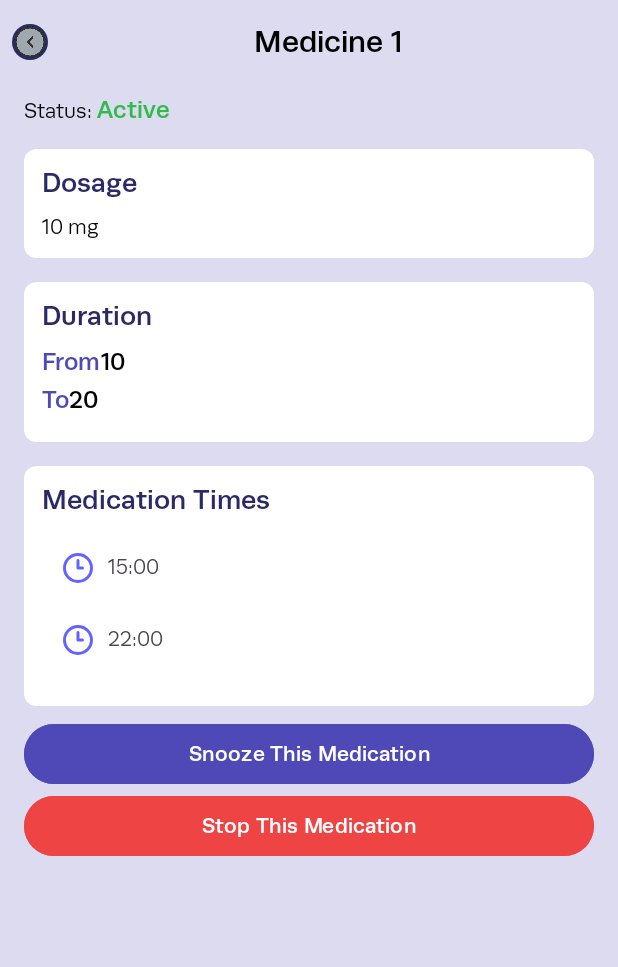
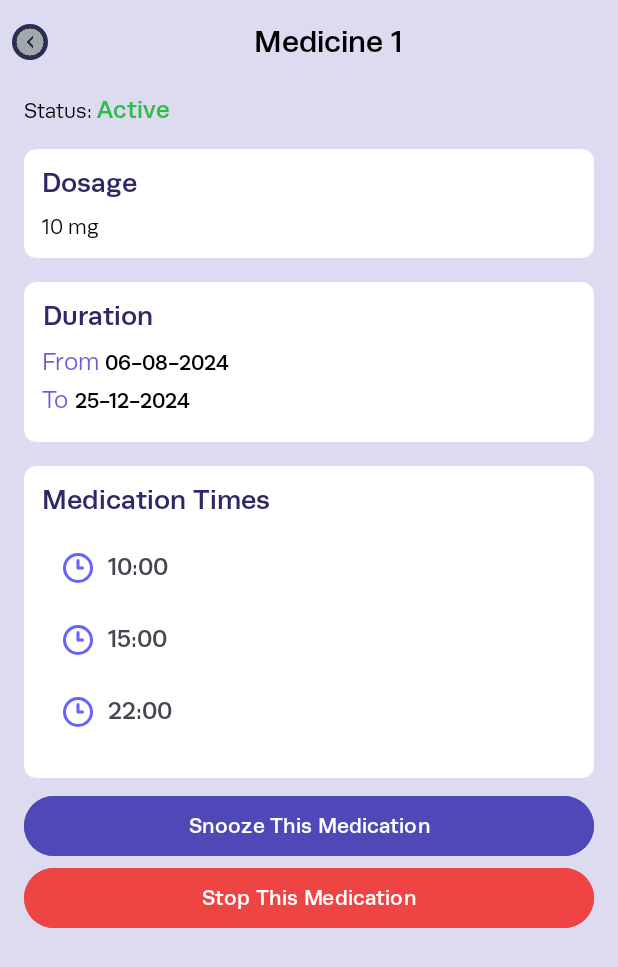
Before and after one commit to EvaPharma-Hackathon/Medicine-Reminder, an Android app: the screen it shows after launch (MainActivity), after a tap on "Medicine 1", on a phone screen of 412 x 824 dp. Shown: the top 967 px of the screen. Run offline under Robolectric (Android 15) with nearby library versions, the phone set to English and light mode, and no system bars; our stand-ins replace Dagger/Hilt's generated code; libraries missing offline, so code that uses them is left out: com.chuckerteam.chucker, es.dmoral.toasty; 8 statements that could not run were skipped.

Commit message:
fix some paddings and margins

```diff
--- a/app/src/main/java/com/evapharma/medicinereminder/features/medicine_reminder/data/mock/MockDataManager.kt
+++ b/app/src/main/java/com/evapharma/medicinereminder/features/medicine_reminder/data/mock/MockDataManager.kt
@@ -16,12 +16,12 @@ object MockDataManager {
                 id = 1,
                 name = "Medicine 1",
                 status = Status.ACTIVE,
-                time = listOf("15:00", "22:00"),
+                time = listOf("10:00" , "15:00", "22:00"),
                 direction = "",
                 isChronic = false,
                 dosage = "10 mg",
-                durationFrom = "10",
-                durationTo = "20",
+                durationFrom = "06-08-2024",
+                durationTo = "25-12-2024",
                 periodType = PeriodType.DAY,
                 frequencyType = FrequencyType.DAILY,
                 frequency = 2,
@@ -40,8 +40,8 @@ object MockDataManager {
                 durationFrom = "",
                 durationTo = "",
                 periodType = PeriodType.DAY,
-                frequencyType = FrequencyType.WEEKLY,
-                frequency = 1,
+                frequencyType = FrequencyType.DAILY,
+                frequency = 4,
                 unit = "mg",
                 titration = "",
                 period = 18,
@@ -54,8 +54,8 @@ object MockDataManager {
                 direction = "",
                 isChronic = true,
                 dosage = "10 mg",
-                durationFrom = "10",
-                durationTo = "20",
+                durationFrom = "10-07-2024",
+                durationTo = "10-09-2024",
                 periodType = PeriodType.DAY,
                 frequencyType = FrequencyType.WEEKLY,
                 frequency = 1,
--- a/app/src/main/java/com/evapharma/medicinereminder/features/medicine_reminder/data/model/Status.kt
+++ b/app/src/main/java/com/evapharma/medicinereminder/features/medicine_reminder/data/model/Status.kt
@@ -5,8 +5,8 @@ import com.evapharma.medicinereminder.R
 // apiName is the name when communicating with the server
 enum class Status(val apiName: String, val color: Int) {
     ACTIVE(apiName = "Active", color = R.color.success),
-    INACTIVE(apiName = "Inactive", color = R.color.black),
-    SNOOZED(apiName = "Snoozed", color = R.color.top_bar),
+    INACTIVE(apiName = "InActive", color = R.color.black),
+    SNOOZED(apiName = "Snoozed", color = R.color.facebook),
     EXPIRED(apiName = "Expired", color = R.color.hint),
     STOPPED(apiName = "Stopped", color = R.color.error);
 
--- a/app/src/main/res/layout/duration_card.xml
+++ b/app/src/main/res/layout/duration_card.xml
@@ -25,6 +25,7 @@
                 android:layout_width="wrap_content"
                 android:layout_height="wrap_content"
                 android:text="Duration"
+                android:gravity="center"
                 android:textColor="@color/primary_color"
                 android:layout_marginBottom="@dimen/margin_10"
                 android:textSize="18sp"
@@ -40,10 +41,11 @@
                 <TextView
                     android:layout_width="wrap_content"
                     android:layout_height="wrap_content"
+                    android:layout_marginRight="@dimen/margin_4"
                     android:text="From"
-                    android:textColor="@color/primary_variant"
+                    android:textColor="@color/primary_shade_400"
                     android:textSize="16sp"
-                    android:textStyle="bold" />
+                    />
 
                 <TextView
                     android:id="@+id/DurationFrom"
@@ -51,7 +53,8 @@
                     android:layout_height="wrap_content"
                     android:text=" formatted date "
                     android:textColor="@color/black"
-                    android:textSize="16sp"
+
+                    android:textSize="14sp"
                     android:textStyle="bold" />
             </LinearLayout>
 
@@ -66,9 +69,9 @@
                     android:layout_width="wrap_content"
                     android:layout_height="wrap_content"
                     android:text="To"
-                    android:textColor="@color/primary_variant"
-                    android:textSize="16sp"
-                    android:textStyle="bold" />
+                    android:layout_marginRight="@dimen/margin_4"
+                    android:textColor="@color/primary_shade_400"
+                    android:textSize="16sp" />
 
                 <TextView
                     android:id="@+id/DurationTo"
@@ -76,7 +79,7 @@
                     android:layout_height="wrap_content"
                     android:text=" formatted date "
                     android:textColor="@color/black"
-                    android:textSize="16sp"
+                    android:textSize="14sp"
                     android:textStyle="bold" />
             </LinearLayout>
         </LinearLayout>
--- a/app/src/main/res/layout/time_view.xml
+++ b/app/src/main/res/layout/time_view.xml
@@ -13,6 +13,9 @@
         android:drawablePadding="@dimen/margin_8"
         android:gravity="center_vertical"
         android:text="@string/app_name"
+        android:textStyle="bold"
+        android:fontFamily="@font/runda_bold"
+        android:textSize="@dimen/margin_16"
         android:tint="@color/primary_variant"
         app:drawableStartCompat="@drawable/clock_icon" />
 
```
